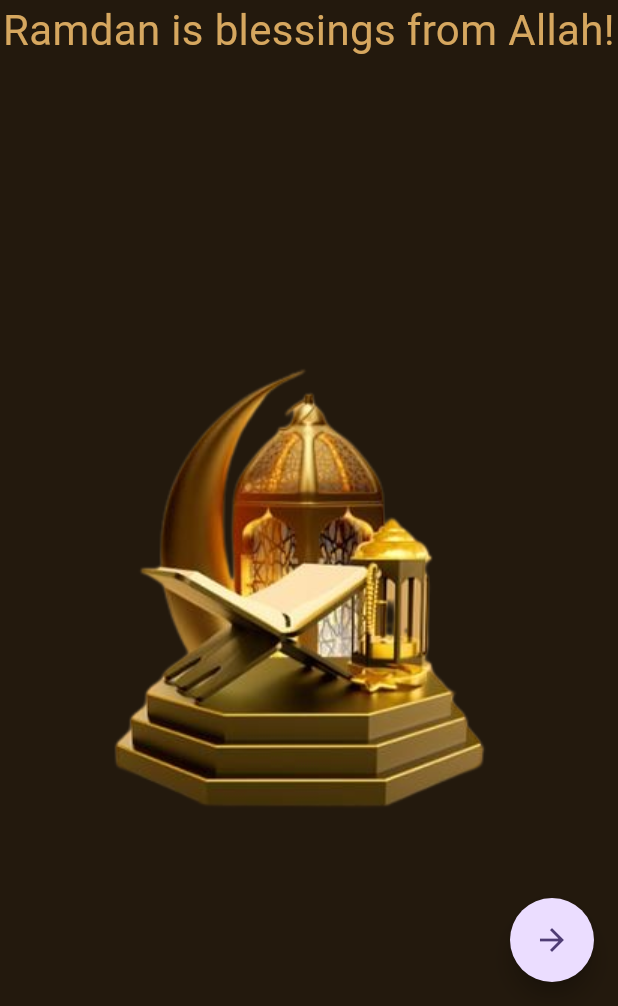
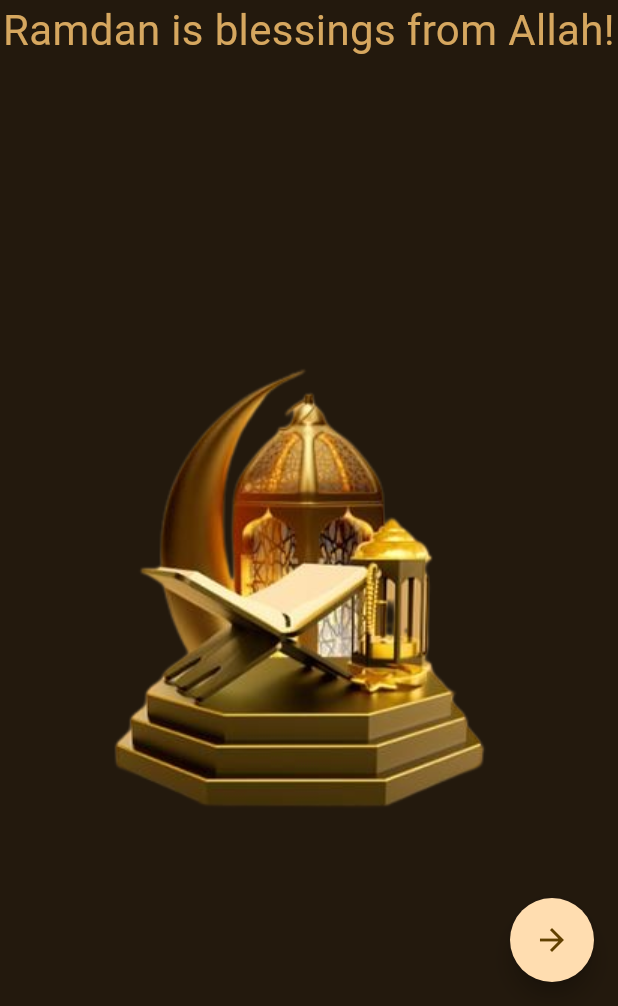
Before and after one commit to YamnaIsrail/IslamicApp, a Flutter app: the screen it shows after launch, on a phone screen of 412 x 824 dp, the part 230-1236 px from its top. Run offline on Flutter 3.47's test engine with Material 3 defaults, Android fonts, the phone set to English and light mode, and no system bars; our stand-ins replace geocoding, geolocator, google_fonts, timezone; missing offline and left inert: adhan_dart, flutter_alarm_clock, translator.

Commit message:
Changed the color scheme

```diff
--- a/lib/main.dart
+++ b/lib/main.dart
@@ -1,5 +1,6 @@
 import 'package:flutter/material.dart';
 import 'package:islam_app/screens/onboarding_screens/onboarding_1.dart';
+import 'package:islam_app/widgets/colors.dart';
 
 void main() {
   runApp(const MyApp());
@@ -14,7 +15,7 @@ class MyApp extends StatelessWidget {
       title: 'Ramadan App',
       debugShowCheckedModeBanner: false,
       theme: ThemeData(
-        colorScheme: ColorScheme.fromSeed(seedColor: Colors.deepPurple),
+        colorScheme: ColorScheme.fromSeed(seedColor: Color(0xffd6a75f)),
         useMaterial3: true,
       ),
       home: OnBoarding(),
```
